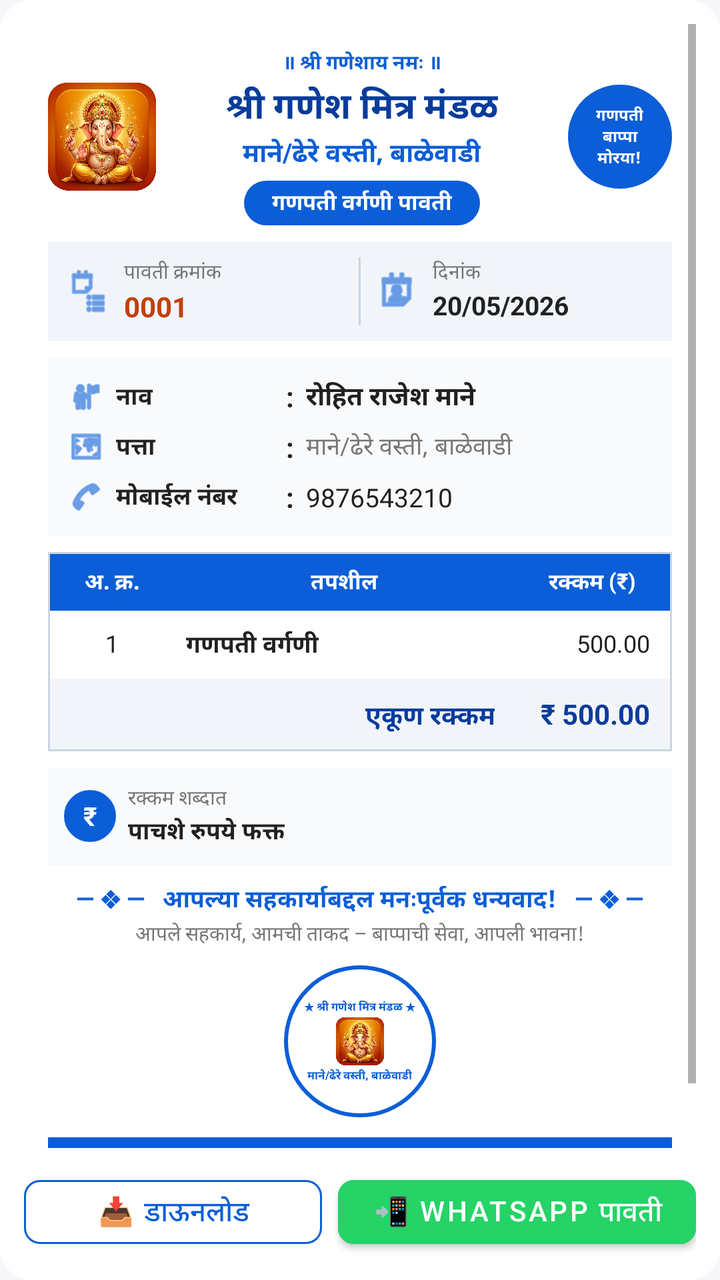
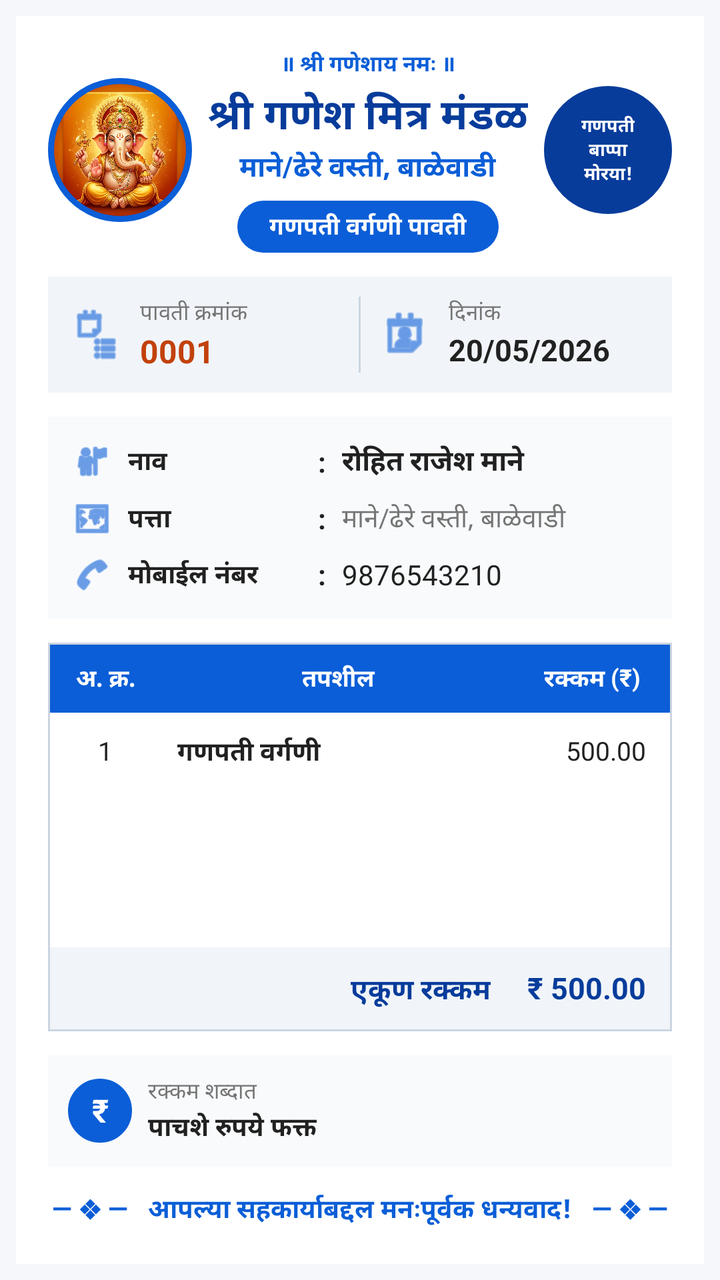

Compare the two renders of this Android layout. The source of the first and the diff that turns it into the second are given below.
<!-- AndroidManifest.xml: application theme Theme.GaneshMitraMandal -->
<!-- res/layout/dialog_receipt.xml -->
<?xml version="1.0" encoding="utf-8"?>
<LinearLayout xmlns:android="http://schemas.android.com/apk/res/android"
    xmlns:app="http://schemas.android.com/apk/res-auto"
    android:layout_width="match_parent"
    android:layout_height="wrap_content"
    android:background="@drawable/card_rounded_bg"
    android:orientation="vertical"
    android:padding="12dp">

    
    <ScrollView
        android:layout_width="match_parent"
        android:layout_height="0dp"
        android:layout_weight="1"
        android:scrollbars="vertical">

        
        <LinearLayout
            android:id="@+id/layoutReceiptCard"
            android:layout_width="match_parent"
            android:layout_height="wrap_content"
            android:background="@color/white"
            android:orientation="vertical"
            android:padding="12dp">

            
            <RelativeLayout
                android:layout_width="match_parent"
                android:layout_height="wrap_content"
                android:layout_marginBottom="8dp">

                
                <ImageView
                    android:id="@+id/ivGanpatiLogo"
                    android:layout_width="54dp"
                    android:layout_height="54dp"
                    android:layout_alignParentStart="true"
                    android:layout_centerVertical="true"
                    android:src="@drawable/app_logo" />

                
                <LinearLayout
                    android:id="@+id/badgeRosette"
                    android:layout_width="52dp"
                    android:layout_height="52dp"
                    android:layout_alignParentEnd="true"
                    android:layout_centerVertical="true"
                    android:background="@drawable/circle_bg"
                    android:backgroundTint="#0B5ED7"
                    android:gravity="center"
                    android:orientation="vertical"
                    android:padding="2dp">

                    <TextView
                        android:layout_width="wrap_content"
                        android:layout_height="wrap_content"
                        android:gravity="center"
                        android:text="गणपती\nबाप्पा\nमोरया!"
                        android:textColor="@color/white"
                        android:textSize="8sp"
                        android:textStyle="bold" />
                </LinearLayout>

                
                <LinearLayout
                    android:layout_width="match_parent"
                    android:layout_height="wrap_content"
                    android:layout_centerVertical="true"
                    android:layout_toStartOf="@id/badgeRosette"
                    android:layout_toEndOf="@id/ivGanpatiLogo"
                    android:gravity="center_horizontal"
                    android:orientation="vertical"
                    android:paddingHorizontal="2dp">

                    <TextView
                        android:layout_width="wrap_content"
                        android:layout_height="wrap_content"
                        android:text="॥ श्री गणेशाय नमः ॥"
                        android:textColor="#0B5ED7"
                        android:textSize="10sp"
                        android:textStyle="bold" />

                    <TextView
                        android:layout_width="wrap_content"
                        android:layout_height="wrap_content"
                        android:layout_marginTop="1dp"
                        android:gravity="center"
                        android:text="श्री गणेश मित्र मंडळ"
                        android:textColor="#083C9B"
                        android:textSize="18sp"
                        android:textStyle="bold" />

                    <TextView
                        android:layout_width="wrap_content"
                        android:layout_height="wrap_content"
                        android:gravity="center"
                        android:text="माने/ढेरे वस्ती, बाळेवाडी"
                        android:textColor="#0B5ED7"
                        android:textSize="13sp"
                        android:textStyle="bold" />

                    
                    <TextView
                        android:id="@+id/tvReceiptTag"
                        android:layout_width="wrap_content"
                        android:layout_height="wrap_content"
                        android:layout_marginTop="4dp"
                        android:background="@drawable/chip_year_selected"
                        android:backgroundTint="#0B5ED7"
                        android:paddingHorizontal="14dp"
                        android:paddingVertical="3dp"
                        android:text="गणपती वर्गणी पावती"
                        android:textColor="@color/white"
                        android:textSize="11sp"
                        android:textStyle="bold" />
                </LinearLayout>
            </RelativeLayout>

            
            <LinearLayout
                android:layout_width="match_parent"
                android:layout_height="wrap_content"
                android:layout_marginBottom="8dp"
                android:background="#F1F5F9"
                android:orientation="horizontal"
                android:padding="8dp">

                
                <LinearLayout
                    android:layout_width="0dp"
                    android:layout_height="wrap_content"
                    android:layout_weight="1"
                    android:gravity="center_vertical"
                    android:orientation="horizontal">

                    <ImageView
                        android:layout_width="24dp"
                        android:layout_height="24dp"
                        android:layout_marginEnd="6dp"
                        android:src="@android:drawable/ic_menu_agenda"
                        app:tint="#0B5ED7" />

                    <LinearLayout
                        android:layout_width="wrap_content"
                        android:layout_height="wrap_content"
                        android:orientation="vertical">

                        <TextView
                            android:layout_width="wrap_content"
                            android:layout_height="wrap_content"
                            android:text="पावती क्रमांक"
                            android:textColor="@color/text_secondary"
                            android:textSize="10sp" />

                        <TextView
                            android:id="@+id/tvReceiptNo"
                            android:layout_width="wrap_content"
                            android:layout_height="wrap_content"
                            android:text="0001"
                            android:textColor="#C2410C"
                            android:textSize="14sp"
                            android:textStyle="bold" />
                    </LinearLayout>
                </LinearLayout>

                <View
                    android:layout_width="1dp"
                    android:layout_height="match_parent"
                    android:layout_marginHorizontal="6dp"
                    android:background="#CBD5E1" />

                
                <LinearLayout
                    android:layout_width="0dp"
                    android:layout_height="wrap_content"
                    android:layout_weight="1"
                    android:gravity="center_vertical"
                    android:orientation="horizontal">

                    <ImageView
                        android:layout_width="24dp"
                        android:layout_height="24dp"
                        android:layout_marginEnd="6dp"
                        android:src="@android:drawable/ic_menu_my_calendar"
                        app:tint="#0B5ED7" />

                    <LinearLayout
                        android:layout_width="wrap_content"
                        android:layout_height="wrap_content"
                        android:orientation="vertical">

                        <TextView
                            android:layout_width="wrap_content"
                            android:layout_height="wrap_content"
                            android:text="दिनांक"
                            android:textColor="@color/text_secondary"
                            android:textSize="10sp" />

                        <TextView
                            android:id="@+id/tvReceiptDate"
                            android:layout_width="wrap_content"
                            android:layout_height="wrap_content"
                            android:text="20/05/2026"
                            android:textColor="@color/text_primary"
                            android:textSize="13sp"
                            android:textStyle="bold" />
                    </LinearLayout>
                </LinearLayout>
            </LinearLayout>

            
            <LinearLayout
                android:layout_width="match_parent"
                android:layout_height="wrap_content"
                android:layout_marginBottom="8dp"
                android:background="#F8FAFC"
                android:orientation="vertical"
                android:padding="10dp">

                
                <LinearLayout
                    android:layout_width="match_parent"
                    android:layout_height="wrap_content"
                    android:layout_marginBottom="6dp"
                    android:gravity="center_vertical"
                    android:orientation="horizontal">

                    <ImageView
                        android:layout_width="18dp"
                        android:layout_height="18dp"
                        android:layout_marginEnd="6dp"
                        android:src="@android:drawable/ic_menu_myplaces"
                        app:tint="#0B5ED7" />

                    <TextView
                        android:layout_width="85dp"
                        android:layout_height="wrap_content"
                        android:text="नाव"
                        android:textColor="@color/text_primary"
                        android:textSize="12sp"
                        android:textStyle="bold" />

                    <TextView
                        android:layout_width="wrap_content"
                        android:layout_height="wrap_content"
                        android:layout_marginEnd="6dp"
                        android:text=":"
                        android:textColor="@color/text_primary"
                        android:textStyle="bold" />

                    <TextView
                        android:id="@+id/tvReceiptName"
                        android:layout_width="match_parent"
                        android:layout_height="wrap_content"
                        android:text="रोहित राजेश माने"
                        android:textColor="@color/text_primary"
                        android:textSize="13sp"
                        android:textStyle="bold" />
                </LinearLayout>

                
                <LinearLayout
                    android:layout_width="match_parent"
                    android:layout_height="wrap_content"
                    android:layout_marginBottom="6dp"
                    android:gravity="center_vertical"
                    android:orientation="horizontal">

                    <ImageView
                        android:layout_width="18dp"
                        android:layout_height="18dp"
                        android:layout_marginEnd="6dp"
                        android:src="@android:drawable/ic_menu_mapmode"
                        app:tint="#0B5ED7" />

                    <TextView
                        android:layout_width="85dp"
                        android:layout_height="wrap_content"
                        android:text="पत्ता"
                        android:textColor="@color/text_primary"
                        android:textSize="12sp"
                        android:textStyle="bold" />

                    <TextView
                        android:layout_width="wrap_content"
                        android:layout_height="wrap_content"
                        android:layout_marginEnd="6dp"
                        android:text=":"
                        android:textColor="@color/text_primary"
                        android:textStyle="bold" />

                    <TextView
                        android:id="@+id/tvReceiptAddress"
                        android:layout_width="match_parent"
                        android:layout_height="wrap_content"
                        android:text="माने/ढेरे वस्ती, बाळेवाडी"
                        android:textColor="@color/text_secondary"
                        android:textSize="12sp" />
                </LinearLayout>

                
                <LinearLayout
                    android:layout_width="match_parent"
                    android:layout_height="wrap_content"
                    android:gravity="center_vertical"
                    android:orientation="horizontal">

                    <ImageView
                        android:layout_width="18dp"
                        android:layout_height="18dp"
                        android:layout_marginEnd="6dp"
                        android:src="@android:drawable/ic_menu_call"
                        app:tint="#0B5ED7" />

                    <TextView
                        android:layout_width="85dp"
                        android:layout_height="wrap_content"
                        android:text="मोबाईल नंबर"
                        android:textColor="@color/text_primary"
                        android:textSize="12sp"
                        android:textStyle="bold" />

                    <TextView
                        android:layout_width="wrap_content"
                        android:layout_height="wrap_content"
                        android:layout_marginEnd="6dp"
                        android:text=":"
                        android:textColor="@color/text_primary"
                        android:textStyle="bold" />

                    <TextView
                        android:id="@+id/tvReceiptPhone"
                        android:layout_width="match_parent"
                        android:layout_height="wrap_content"
                        android:text="9876543210"
                        android:textColor="@color/text_primary"
                        android:textSize="13sp" />
                </LinearLayout>
            </LinearLayout>

            
            <TableLayout
                android:layout_width="match_parent"
                android:layout_height="wrap_content"
                android:layout_marginBottom="8dp"
                android:background="#CBD5E1"
                android:padding="1dp">

                
                <TableRow
                    android:background="#0B5ED7"
                    android:paddingVertical="6dp">

                    <TextView
                        android:layout_width="0dp"
                        android:layout_height="wrap_content"
                        android:layout_weight="0.2"
                        android:gravity="center"
                        android:text="अ. क्र."
                        android:textColor="@color/white"
                        android:textSize="11sp"
                        android:textStyle="bold" />

                    <TextView
                        android:layout_width="0dp"
                        android:layout_height="wrap_content"
                        android:layout_weight="0.55"
                        android:gravity="center"
                        android:text="तपशील"
                        android:textColor="@color/white"
                        android:textSize="11sp"
                        android:textStyle="bold" />

                    <TextView
                        android:layout_width="0dp"
                        android:layout_height="wrap_content"
                        android:layout_weight="0.25"
                        android:gravity="center"
                        android:text="रक्कम (₹)"
                        android:textColor="@color/white"
                        android:textSize="11sp"
                        android:textStyle="bold" />
                </TableRow>

                
                <TableRow
                    android:background="@color/white"
                    android:paddingVertical="8dp">

                    <TextView
                        android:layout_width="0dp"
                        android:layout_height="wrap_content"
                        android:layout_weight="0.2"
                        android:gravity="center"
                        android:text="1"
                        android:textColor="@color/text_primary"
                        android:textSize="12sp" />

                    <TextView
                        android:id="@+id/tvReceiptDetails"
                        android:layout_width="0dp"
                        android:layout_height="wrap_content"
                        android:layout_weight="0.55"
                        android:paddingStart="6dp"
                        android:text="गणपती वर्गणी"
                        android:textColor="@color/text_primary"
                        android:textSize="12sp"
                        android:textStyle="bold" />

                    <TextView
                        android:id="@+id/tvReceiptRowAmount"
                        android:layout_width="0dp"
                        android:layout_height="wrap_content"
                        android:layout_weight="0.25"
                        android:gravity="end"
                        android:paddingEnd="10dp"
                        android:text="500.00"
                        android:textColor="@color/text_primary"
                        android:textSize="12sp" />
                </TableRow>

                
                <TableRow
                    android:background="#F1F5F9"
                    android:paddingVertical="8dp">

                    <TextView
                        android:layout_width="0dp"
                        android:layout_height="wrap_content"
                        android:layout_weight="0.75"
                        android:gravity="end"
                        android:paddingEnd="10dp"
                        android:text="एकूण रक्कम"
                        android:textColor="#083C9B"
                        android:textSize="13sp"
                        android:textStyle="bold" />

                    <TextView
                        android:id="@+id/tvReceiptTotalAmount"
                        android:layout_width="0dp"
                        android:layout_height="wrap_content"
                        android:layout_weight="0.25"
                        android:gravity="end"
                        android:paddingEnd="10dp"
                        android:text="₹ 500.00"
                        android:textColor="#083C9B"
                        android:textSize="14sp"
                        android:textStyle="bold" />
                </TableRow>
            </TableLayout>

            
            <LinearLayout
                android:layout_width="match_parent"
                android:layout_height="wrap_content"
                android:layout_marginBottom="8dp"
                android:background="#F8FAFC"
                android:gravity="center_vertical"
                android:orientation="horizontal"
                android:padding="8dp">

                <TextView
                    android:layout_width="26dp"
                    android:layout_height="26dp"
                    android:layout_marginEnd="6dp"
                    android:background="@drawable/circle_bg"
                    android:backgroundTint="#0B5ED7"
                    android:gravity="center"
                    android:text="₹"
                    android:textColor="@color/white"
                    android:textSize="13sp"
                    android:textStyle="bold" />

                <LinearLayout
                    android:layout_width="match_parent"
                    android:layout_height="wrap_content"
                    android:orientation="vertical">

                    <TextView
                        android:layout_width="wrap_content"
                        android:layout_height="wrap_content"
                        android:text="रक्कम शब्दात"
                        android:textColor="@color/text_secondary"
                        android:textSize="10sp" />

                    <TextView
                        android:id="@+id/tvReceiptAmountInWords"
                        android:layout_width="wrap_content"
                        android:layout_height="wrap_content"
                        android:text="पाचशे रुपये फक्त"
                        android:textColor="@color/text_primary"
                        android:textSize="12sp"
                        android:textStyle="bold" />
                </LinearLayout>
            </LinearLayout>

            
            <LinearLayout
                android:layout_width="match_parent"
                android:layout_height="wrap_content"
                android:gravity="center"
                android:orientation="vertical">

                <TextView
                    android:layout_width="wrap_content"
                    android:layout_height="wrap_content"
                    android:text="— ❖ —   आपल्या सहकार्याबद्दल मनःपूर्वक धन्यवाद!   — ❖ —"
                    android:textColor="#0B5ED7"
                    android:textSize="12sp"
                    android:textStyle="bold" />

                <TextView
                    android:layout_width="wrap_content"
                    android:layout_height="wrap_content"
                    android:layout_marginTop="1dp"
                    android:text="आपले सहकार्य, आमची ताकद – बाप्पाची सेवा, आपली भावना!"
                    android:textColor="@color/text_secondary"
                    android:textSize="10sp" />
            </LinearLayout>

            
            <LinearLayout
                android:layout_width="match_parent"
                android:layout_height="wrap_content"
                android:layout_marginTop="8dp"
                android:layout_marginBottom="4dp"
                android:gravity="center"
                android:orientation="vertical">

                
                <LinearLayout
                    android:layout_width="76dp"
                    android:layout_height="76dp"
                    android:background="@drawable/circle_bg"
                    android:backgroundTint="#0B5ED7"
                    android:gravity="center"
                    android:padding="2dp">

                    <LinearLayout
                        android:layout_width="72dp"
                        android:layout_height="72dp"
                        android:background="@drawable/circle_bg"
                        android:backgroundTint="@color/white"
                        android:gravity="center"
                        android:orientation="vertical">

                        <TextView
                            android:layout_width="wrap_content"
                            android:layout_height="wrap_content"
                            android:text="★ श्री गणेश मित्र मंडळ ★"
                            android:textColor="#0B5ED7"
                            android:textSize="5.5sp"
                            android:textStyle="bold" />

                        <ImageView
                            android:layout_width="24dp"
                            android:layout_height="24dp"
                            android:layout_marginVertical="1dp"
                            android:src="@drawable/app_logo" />

                        <TextView
                            android:layout_width="wrap_content"
                            android:layout_height="wrap_content"
                            android:text="माने/ढेरे वस्ती, बाळेवाडी"
                            android:textColor="#0B5ED7"
                            android:textSize="5.5sp"
                            android:textStyle="bold" />
                    </LinearLayout>
                </LinearLayout>
            </LinearLayout>

            
            <LinearLayout
                android:layout_width="match_parent"
                android:layout_height="wrap_content"
                android:layout_marginTop="6dp"
                android:background="#0B5ED7"
                android:gravity="center"
                android:orientation="horizontal"
                android:paddingVertical="6dp">

                <TextView
                    android:layout_width="wrap_content"
                    android:layout_height="wrap_content"
                    android:text="📍 माने/ढेरे वस्ती, बाळेवाडी"
                    android:textColor="@color/white"
                    android:textSize="10.5sp"
                    android:textStyle="bold" />
            </LinearLayout>

        </LinearLayout>
    </ScrollView>

    
    <LinearLayout
        android:layout_width="match_parent"
        android:layout_height="wrap_content"
        android:layout_marginTop="10dp"
        android:orientation="horizontal">

        
        <com.google.android.material.button.MaterialButton
            android:id="@+id/btnDownloadReceipt"
            style="@style/Widget.MaterialComponents.Button.OutlinedButton"
            android:layout_width="0dp"
            android:layout_height="44dp"
            android:layout_marginEnd="4dp"
            android:layout_weight="1"
            android:text="📥 डाऊनलोड"
            android:textColor="#0B5ED7"
            app:cornerRadius="8dp"
            app:strokeColor="#0B5ED7" />

        
        <com.google.android.material.button.MaterialButton
            android:id="@+id/btnShareReceipt"
            android:layout_width="0dp"
            android:layout_height="44dp"
            android:layout_marginStart="4dp"
            android:layout_weight="1.2"
            android:backgroundTint="#25D366"
            android:text="📲 WhatsApp पावती"
            android:textColor="@color/white"
            app:cornerRadius="8dp" />
    </LinearLayout>

</LinearLayout>
<!-- resources referenced by this layout -->
<resources>
  <color name="text_primary">#212121</color>
  <color name="text_secondary">#757575</color>
  <color name="white">#FFFFFF</color>
  <!-- drawable app_logo: png bitmap (drawable, 798347 bytes) -->
  <!-- drawable card_rounded_bg (drawable) -->
  <?xml version="1.0" encoding="utf-8"?>
  <shape xmlns:android="http://schemas.android.com/apk/res/android">
      <solid android:color="@color/white" />
      <corners android:radius="16dp" />
  </shape>
  <!-- drawable chip_year_selected (drawable) -->
  <?xml version="1.0" encoding="utf-8"?>
  <shape xmlns:android="http://schemas.android.com/apk/res/android">
      <solid android:color="@color/primary_blue" />
      <corners android:radius="20dp" />
  </shape>
  <!-- drawable circle_bg (drawable) -->
  <?xml version="1.0" encoding="utf-8"?>
  <shape xmlns:android="http://schemas.android.com/apk/res/android"
      android:shape="oval">
      <solid android:color="#E3F2FD" />
      <stroke
          android:width="2dp"
          android:color="@color/primary_blue" />
  </shape>
  <style name="Theme.GaneshMitraMandal" parent="Theme.MaterialComponents.Light.NoActionBar">
          <item name="colorPrimary">@color/primary_blue</item>
          <item name="colorPrimaryDark">@color/primary_blue_dark</item>
          <item name="colorAccent">@color/accent_orange</item>
          <item name="android:windowBackground">@color/bg_light</item>
          <item name="android:statusBarColor">@color/primary_blue_dark</item>
      </style>
  <color name="primary_blue">#0D47A1</color>
  <color name="primary_blue_dark">#082F6B</color>
  <color name="accent_orange">#FF6D00</color>
  <color name="bg_light">#F5F7FA</color>
</resources>

<!-- the commit's change to res/layout/dialog_receipt.xml (unified diff, before → after) -->
@@ -3,599 +3,651 @@
     xmlns:app="http://schemas.android.com/apk/res-auto"
     android:layout_width="match_parent"
     android:layout_height="wrap_content"
-    android:background="@drawable/card_rounded_bg"
+    android:background="@android:color/transparent"
     android:orientation="vertical"
-    android:padding="12dp">
+    android:padding="8dp">
 
     
-    <ScrollView
+    <LinearLayout
+        android:id="@+id/layoutReceiptCard"
         android:layout_width="match_parent"
-        android:layout_height="0dp"
-        android:layout_weight="1"
-        android:scrollbars="vertical">
-
-        
-        <LinearLayout
-            android:id="@+id/layoutReceiptCard"
-            android:layout_width="match_parent"
-            android:layout_height="wrap_content"
-            android:background="@color/white"
-            android:orientation="vertical"
-            android:padding="12dp">
-
-            
-            <RelativeLayout
-                android:layout_width="match_parent"
-                android:layout_height="wrap_content"
-                android:layout_marginBottom="8dp">
-
-                
+        android:layout_height="wrap_content"
+        android:background="@color/white"
+        android:elevation="4dp"
+        android:orientation="vertical"
+        android:padding="16dp">
+
+        
+        <RelativeLayout
+            android:layout_width="match_parent"
+            android:layout_height="wrap_content"
+            android:layout_marginBottom="12dp">
+
+            
+            <FrameLayout
+                android:id="@+id/frameGanpati"
+                android:layout_width="72dp"
+                android:layout_height="72dp"
+                android:layout_alignParentStart="true"
+                android:layout_centerVertical="true"
+                android:background="@drawable/circle_bg"
+                android:backgroundTint="#0B5ED7"
+                android:padding="3dp">
+
                 <ImageView
                     android:id="@+id/ivGanpatiLogo"
-                    android:layout_width="54dp"
-                    android:layout_height="54dp"
-                    android:layout_alignParentStart="true"
-                    android:layout_centerVertical="true"
+                    android:layout_width="match_parent"
+                    android:layout_height="match_parent"
+                    android:background="@drawable/circle_bg"
+                    android:clipToOutline="true"
+                    android:scaleType="centerCrop"
                     android:src="@drawable/app_logo" />
+            </FrameLayout>
+
+            
+            <FrameLayout
+                android:id="@+id/badgeRosette"
+                android:layout_width="64dp"
+                android:layout_height="64dp"
+                android:layout_alignParentEnd="true"
+                android:layout_centerVertical="true"
+                android:background="@drawable/circle_bg"
+                android:backgroundTint="#083C9B"
+                android:padding="4dp">
+
+                <TextView
+                    android:layout_width="wrap_content"
+                    android:layout_height="wrap_content"
+                    android:layout_gravity="center"
+                    android:gravity="center"
+                    android:text="गणपती\nबाप्पा\nमोरया!"
+                    android:textColor="@color/white"
+                    android:textSize="9sp"
+                    android:textStyle="bold" />
+            </FrameLayout>
+
+            
+            <LinearLayout
+                android:layout_width="match_parent"
+                android:layout_height="wrap_content"
+                android:layout_centerVertical="true"
+                android:layout_toStartOf="@id/badgeRosette"
+                android:layout_toEndOf="@id/frameGanpati"
+                android:gravity="center_horizontal"
+                android:orientation="vertical"
+                android:paddingHorizontal="4dp">
+
+                <TextView
+                    android:layout_width="wrap_content"
+                    android:layout_height="wrap_content"
+                    android:text="॥ श्री गणेशाय नमः ॥"
+                    android:textColor="#0B5ED7"
+                    android:textSize="11sp"
+                    android:textStyle="bold" />
+
+                <TextView
+                    android:layout_width="wrap_content"
+                    android:layout_height="wrap_content"
+                    android:layout_marginTop="2dp"
+                    android:gravity="center"
+                    android:text="श्री गणेश मित्र मंडळ"
+                    android:textColor="#083C9B"
+                    android:textSize="21sp"
+                    android:textStyle="bold" />
+
+                <TextView
+                    android:layout_width="wrap_content"
+                    android:layout_height="wrap_content"
+                    android:gravity="center"
+                    android:text="माने/ढेरे वस्ती, बाळेवाडी"
+                    android:textColor="#0B5ED7"
+                    android:textSize="14sp"
+                    android:textStyle="bold" />
 
                 
+                <TextView
+                    android:id="@+id/tvReceiptTag"
+                    android:layout_width="wrap_content"
+                    android:layout_height="wrap_content"
+                    android:layout_marginTop="6dp"
+                    android:background="@drawable/chip_year_selected"
+                    android:backgroundTint="#0B5ED7"
+                    android:paddingHorizontal="16dp"
+                    android:paddingVertical="4dp"
+                    android:text="गणपती वर्गणी पावती"
+                    android:textColor="@color/white"
+                    android:textSize="12sp"
+                    android:textStyle="bold" />
+            </LinearLayout>
+        </RelativeLayout>
+
+        
+        <LinearLayout
+            android:layout_width="match_parent"
+            android:layout_height="wrap_content"
+            android:layout_marginBottom="12dp"
+            android:background="#F1F5F9"
+            android:orientation="horizontal"
+            android:padding="10dp">
+
+            
+            <LinearLayout
+                android:layout_width="0dp"
+                android:layout_height="wrap_content"
+                android:layout_weight="1"
+                android:gravity="center_vertical"
+                android:orientation="horizontal">
+
+                <ImageView
+                    android:layout_width="28dp"
+                    android:layout_height="28dp"
+                    android:layout_marginEnd="8dp"
+                    android:src="@android:drawable/ic_menu_agenda"
+                    app:tint="#0B5ED7" />
+
                 <LinearLayout
-                    android:id="@+id/badgeRosette"
-                    android:layout_width="52dp"
-                    android:layout_height="52dp"
-                    android:layout_alignParentEnd="true"
-                    android:layout_centerVertical="true"
-                    android:background="@drawable/circle_bg"
-                    android:backgroundTint="#0B5ED7"
-                    android:gravity="center"
-                    android:orientation="vertical"
-                    android:padding="2dp">
+                    android:layout_width="wrap_content"
+                    android:layout_height="wrap_content"
+                    android:orientation="vertical">
 
                     <TextView
                         android:layout_width="wrap_content"
                         android:layout_height="wrap_content"
-                        android:gravity="center"
-                        android:text="गणपती\nबाप्पा\nमोरया!"
-                        android:textColor="@color/white"
-                        android:textSize="8sp"
+                        android:text="पावती क्रमांक"
+                        android:textColor="@color/text_secondary"
+                        android:textSize="11sp" />
+
+                    <TextView
+                        android:id="@+id/tvReceiptNo"
+                        android:layout_width="wrap_content"
+                        android:layout_height="wrap_content"
+                        android:text="0001"
+                        android:textColor="#C2410C"
+                        android:textSize="16sp"
                         android:textStyle="bold" />
                 </LinearLayout>
-
-                
+            </LinearLayout>
+
+            <View
+                android:layout_width="1dp"
+                android:layout_height="match_parent"
+                android:layout_marginHorizontal="8dp"
+                android:background="#CBD5E1" />
+
+            
+            <LinearLayout
+                android:layout_width="0dp"
+                android:layout_height="wrap_content"
+                android:layout_weight="1"
+                android:gravity="center_vertical"
+                android:orientation="horizontal">
+
+                <ImageView
+                    android:layout_width="28dp"
+                    android:layout_height="28dp"
+                    android:layout_marginEnd="8dp"
+                    android:src="@android:drawable/ic_menu_my_calendar"
+                    app:tint="#0B5ED7" />
+
                 <LinearLayout
-                    android:layout_width="match_parent"
-                    android:layout_height="wrap_content"
-                    android:layout_centerVertical="true"
-                    android:layout_toStartOf="@id/badgeRosette"
-                    android:layout_toEndOf="@id/ivGanpatiLogo"
-                    android:gravity="center_horizontal"
-                    android:orientation="vertical"
-                    android:paddingHorizontal="2dp">
+                    android:layout_width="wrap_content"
+                    android:layout_height="wrap_content"
+                    android:orientation="vertical">
 
                     <TextView
                         android:layout_width="wrap_content"
                         android:layout_height="wrap_content"
-                        android:text="॥ श्री गणेशाय नमः ॥"
-                        android:textColor="#0B5ED7"
-                        android:textSize="10sp"
+                        android:text="दिनांक"
+                        android:textColor="@color/text_secondary"
+                        android:textSize="11sp" />
+
+                    <TextView
+                        android:id="@+id/tvReceiptDate"
+                        android:layout_width="wrap_content"
+                        android:layout_height="wrap_content"
+                        android:text="20/05/2026"
+                        android:textColor="@color/text_primary"
+                        android:textSize="15sp"
                         android:textStyle="bold" />
+                </LinearLayout>
+            </LinearLayout>
+        </LinearLayout>
+
+        
+        <LinearLayout
+            android:layout_width="match_parent"
+            android:layout_height="wrap_content"
+            android:layout_marginBottom="12dp"
+            android:background="#F8FAFC"
+            android:orientation="vertical"
+            android:padding="12dp">
+
+            
+            <LinearLayout
+                android:layout_width="match_parent"
+                android:layout_height="wrap_content"
+                android:layout_marginBottom="8dp"
+                android:gravity="center_vertical"
+                android:orientation="horizontal">
+
+                <ImageView
+                    android:layout_width="20dp"
+                    android:layout_height="20dp"
+                    android:layout_marginEnd="8dp"
+                    android:src="@android:drawable/ic_menu_myplaces"
+                    app:tint="#0B5ED7" />
+
+                <TextView
+                    android:layout_width="95dp"
+                    android:layout_height="wrap_content"
+                    android:text="नाव"
+                    android:textColor="@color/text_primary"
+                    android:textSize="13sp"
+                    android:textStyle="bold" />
+
+                <TextView
+                    android:layout_width="wrap_content"
+                    android:layout_height="wrap_content"
+                    android:layout_marginEnd="8dp"
+                    android:text=":"
+                    android:textColor="@color/text_primary"
+                    android:textStyle="bold" />
+
+                <TextView
+                    android:id="@+id/tvReceiptName"
+                    android:layout_width="match_parent"
+                    android:layout_height="wrap_content"
+                    android:text="रोहित राजेश माने"
+                    android:textColor="@color/text_primary"
+                    android:textSize="14sp"
+                    android:textStyle="bold" />
+            </LinearLayout>
+
+            
+            <LinearLayout
+                android:layout_width="match_parent"
+                android:layout_height="wrap_content"
+                android:layout_marginBottom="8dp"
+                android:gravity="center_vertical"
+                android:orientation="horizontal">
+
+                <ImageView
+                    android:layout_width="20dp"
+                    android:layout_height="20dp"
+                    android:layout_marginEnd="8dp"
+                    android:src="@android:drawable/ic_menu_mapmode"
+                    app:tint="#0B5ED7" />
+
+                <TextView
+                    android:layout_width="95dp"
+                    android:layout_height="wrap_content"
+                    android:text="पत्ता"
+                    android:textColor="@color/text_primary"
+                    android:textSize="13sp"
+                    android:textStyle="bold" />
+
+                <TextView
+                    android:layout_width="wrap_content"
+                    android:layout_height="wrap_content"
+                    android:layout_marginEnd="8dp"
+                    android:text=":"
+                    android:textColor="@color/text_primary"
+                    android:textStyle="bold" />
+
+                <TextView
+                    android:id="@+id/tvReceiptAddress"
+                    android:layout_width="match_parent"
+                    android:layout_height="wrap_content"
+                    android:text="माने/ढेरे वस्ती, बाळेवाडी"
+                    android:textColor="@color/text_secondary"
+                    android:textSize="13sp" />
+            </LinearLayout>
+
+            
+            <LinearLayout
+                android:layout_width="match_parent"
+                android:layout_height="wrap_content"
+                android:gravity="center_vertical"
+                android:orientation="horizontal">
+
+                <ImageView
+                    android:layout_width="20dp"
+                    android:layout_height="20dp"
+                    android:layout_marginEnd="8dp"
+                    android:src="@android:drawable/ic_menu_call"
+                    app:tint="#0B5ED7" />
+
+                <TextView
+                    android:layout_width="95dp"
+                    android:layout_height="wrap_content"
+                    android:text="मोबाईल नंबर"
+                    android:textColor="@color/text_primary"
+                    android:textSize="13sp"
+                    android:textStyle="bold" />
+
+                <TextView
+                    android:layout_width="wrap_content"
+                    android:layout_height="wrap_content"
+                    android:layout_marginEnd="8dp"
+                    android:text=":"
+                    android:textColor="@color/text_primary"
+                    android:textStyle="bold" />
+
+                <TextView
+                    android:id="@+id/tvReceiptPhone"
+                    android:layout_width="match_parent"
+                    android:layout_height="wrap_content"
+                    android:text="9876543210"
+                    android:textColor="@color/text_primary"
+                    android:textSize="14sp" />
+            </LinearLayout>
+        </LinearLayout>
+
+        
+        <TableLayout
+            android:layout_width="match_parent"
+            android:layout_height="wrap_content"
+            android:layout_marginBottom="12dp"
+            android:background="#CBD5E1"
+            android:padding="1dp">
+
+            
+            <TableRow
+                android:background="#0B5ED7"
+                android:paddingVertical="8dp">
+
+                <TextView
+                    android:layout_width="0dp"
+                    android:layout_height="wrap_content"
+                    android:layout_weight="0.18"
+                    android:gravity="center"
+                    android:text="अ. क्र."
+                    android:textColor="@color/white"
+                    android:textSize="12sp"
+                    android:textStyle="bold" />
+
+                <TextView
+                    android:layout_width="0dp"
+                    android:layout_height="wrap_content"
+                    android:layout_weight="0.57"
+                    android:gravity="center"
+                    android:text="तपशील"
+                    android:textColor="@color/white"
+                    android:textSize="12sp"
+                    android:textStyle="bold" />
+
+                <TextView
+                    android:layout_width="0dp"
+                    android:layout_height="wrap_content"
+                    android:layout_weight="0.25"
+                    android:gravity="center"
+                    android:text="रक्कम (₹)"
+                    android:textColor="@color/white"
+                    android:textSize="12sp"
+                    android:textStyle="bold" />
+            </TableRow>
+
+            
+            <TableRow
+                android:background="@color/white"
+                android:paddingVertical="10dp">
+
+                <TextView
+                    android:layout_width="0dp"
+                    android:layout_height="wrap_content"
+                    android:layout_weight="0.18"
+                    android:gravity="center"
+                    android:text="1"
+                    android:textColor="@color/text_primary"
+                    android:textSize="13sp" />
+
+                <TextView
+                    android:id="@+id/tvReceiptDetails"
+                    android:layout_width="0dp"
+                    android:layout_height="wrap_content"
+                    android:layout_weight="0.57"
+                    android:paddingStart="8dp"
+                    android:text="गणपती वर्गणी"
+                    android:textColor="@color/text_primary"
+                    android:textSize="13sp"
+                    android:textStyle="bold" />
+
+                <TextView
+                    android:id="@+id/tvReceiptRowAmount"
+                    android:layout_width="0dp"
+                    android:layout_height="wrap_content"
+                    android:layout_weight="0.25"
+                    android:gravity="end"
+                    android:paddingEnd="12dp"
+                    android:text="500.00"
+                    android:textColor="@color/text_primary"
+                    android:textSize="13sp" />
+            </TableRow>
+
+            
+            <TableRow
+                android:background="@color/white"
+                android:paddingVertical="10dp">
+
+                <TextView
+                    android:layout_width="0dp"
+                    android:layout_height="wrap_content"
+                    android:layout_weight="0.18"
+                    android:text="" />
+
+                <TextView
+                    android:layout_width="0dp"
+                    android:layout_height="wrap_content"
+                    android:layout_weight="0.57"
+                    android:text="" />
+
+                <TextView
+                    android:layout_width="0dp"
+                    android:layout_height="wrap_content"
+                    android:layout_weight="0.25"
+                    android:text="" />
+            </TableRow>
+
+            
+            <TableRow
+                android:background="@color/white"
+                android:paddingVertical="10dp">
+
+                <TextView
+                    android:layout_width="0dp"
+                    android:layout_height="wrap_content"
+                    android:layout_weight="0.18"
+                    android:text="" />
+
+                <TextView
+                    android:layout_width="0dp"
+                    android:layout_height="wrap_content"
+                    android:layout_weight="0.57"
+                    android:text="" />
+
+                <TextView
+                    android:layout_width="0dp"
+                    android:layout_height="wrap_content"
+                    android:layout_weight="0.25"
+                    android:text="" />
+            </TableRow>
+
+            
+            <TableRow
+                android:background="#F1F5F9"
+                android:paddingVertical="10dp">
+
+                <TextView
+                    android:layout_width="0dp"
+                    android:layout_height="wrap_content"
+                    android:layout_weight="0.75"
+                    android:gravity="end"
+                    android:paddingEnd="12dp"
+                    android:text="एकूण रक्कम"
+                    android:textColor="#083C9B"
+                    android:textSize="14sp"
+                    android:textStyle="bold" />
+
+                <TextView
+                    android:id="@+id/tvReceiptTotalAmount"
+                    android:layout_width="0dp"
+                    android:layout_height="wrap_content"
+                    android:layout_weight="0.25"
+                    android:gravity="end"
+                    android:paddingEnd="12dp"
+                    android:text="₹ 500.00"
+                    android:textColor="#083C9B"
+                    android:textSize="15sp"
+                    android:textStyle="bold" />
+            </TableRow>
+        </TableLayout>
+
+        
+        <LinearLayout
+            android:layout_width="match_parent"
+            android:layout_height="wrap_content"
+            android:layout_marginBottom="12dp"
+            android:background="#F8FAFC"
+            android:gravity="center_vertical"
+            android:orientation="horizontal"
+            android:padding="10dp">
+
+            <TextView
+                android:layout_width="32dp"
+                android:layout_height="32dp"
+                android:layout_marginEnd="8dp"
+                android:background="@drawable/circle_bg"
+                android:backgroundTint="#0B5ED7"
+                android:gravity="center"
+                android:text="₹"
+                android:textColor="@color/white"
+                android:textSize="16sp"
+                android:textStyle="bold" />
+
+            <LinearLayout
+                android:layout_width="match_parent"
+                android:layout_height="wrap_content"
+                android:orientation="vertical">
+
+                <TextView
+                    android:layout_width="wrap_content"
+                    android:layout_height="wrap_content"
+                    android:text="रक्कम शब्दात"
+                    android:textColor="@color/text_secondary"
+                    android:textSize="11sp" />
+
+                <TextView
+                    android:id="@+id/tvReceiptAmountInWords"
+                    android:layout_width="wrap_content"
+                    android:layout_height="wrap_content"
+                    android:text="पाचशे रुपये फक्त"
+                    android:textColor="@color/text_primary"
+                    android:textSize="13sp"
+                    android:textStyle="bold" />
+            </LinearLayout>
+        </LinearLayout>
+
+        
+        <LinearLayout
+            android:layout_width="match_parent"
+            android:layout_height="wrap_content"
+            android:gravity="center"
+            android:orientation="vertical">
+
+            <TextView
+                android:layout_width="wrap_content"
+                android:layout_height="wrap_content"
+                android:text="— ❖ —   आपल्या सहकार्याबद्दल मनःपूर्वक धन्यवाद!   — ❖ —"
+                android:textColor="#0B5ED7"
+                android:textSize="13sp"
+                android:textStyle="bold" />
+
+            <TextView
+                android:layout_width="wrap_content"
+                android:layout_height="wrap_content"
+                android:layout_marginTop="2dp"
+                android:text="आपले सहकार्य, आमची ताकद – बाप्पाची सेवा, आपली भावना!"
+                android:textColor="@color/text_secondary"
+                android:textSize="11sp" />
+        </LinearLayout>
+
+        
+        <LinearLayout
+            android:layout_width="match_parent"
+            android:layout_height="wrap_content"
+            android:layout_marginTop="12dp"
+            android:layout_marginBottom="6dp"
+            android:gravity="center"
+            android:orientation="vertical">
+
+            
+            <LinearLayout
+                android:layout_width="84dp"
+                android:layout_height="84dp"
+                android:background="@drawable/circle_bg"
+                android:backgroundTint="#0B5ED7"
+                android:gravity="center"
+                android:padding="2dp">
+
+                <LinearLayout
+                    android:layout_width="80dp"
+                    android:layout_height="80dp"
+                    android:background="@drawable/circle_bg"
+                    android:backgroundTint="@color/white"
+                    android:gravity="center"
+                    android:orientation="vertical">
 
                     <TextView
                         android:layout_width="wrap_content"
                         android:layout_height="wrap_content"
-                        android:layout_marginTop="1dp"
-                        android:gravity="center"
-                        android:text="श्री गणेश मित्र मंडळ"
-                        android:textColor="#083C9B"
-                        android:textSize="18sp"
+                        android:text="★ श्री गणेश मित्र मंडळ ★"
+                        android:textColor="#0B5ED7"
+                        android:textSize="6sp"
                         android:textStyle="bold" />
+
+                    <ImageView
+                        android:layout_width="26dp"
+                        android:layout_height="26dp"
+                        android:layout_marginVertical="1dp"
+                        android:src="@drawable/app_logo" />
 
                     <TextView
                         android:layout_width="wrap_content"
                         android:layout_height="wrap_content"
-                        android:gravity="center"
                         android:text="माने/ढेरे वस्ती, बाळेवाडी"
                         android:textColor="#0B5ED7"
-                        android:textSize="13sp"
-                        android:textStyle="bold" />
-
-                    
-                    <TextView
-                        android:id="@+id/tvReceiptTag"
-                        android:layout_width="wrap_content"
-                        android:layout_height="wrap_content"
-                        android:layout_marginTop="4dp"
-                        android:background="@drawable/chip_year_selected"
-                        android:backgroundTint="#0B5ED7"
-                        android:paddingHorizontal="14dp"
-                        android:paddingVertical="3dp"
-                        android:text="गणपती वर्गणी पावती"
-                        android:textColor="@color/white"
-                        android:textSize="11sp"
+                        android:textSize="6sp"
                         android:textStyle="bold" />
                 </LinearLayout>
-            </RelativeLayout>
-
-            
-            <LinearLayout
-                android:layout_width="match_parent"
-                android:layout_height="wrap_content"
-                android:layout_marginBottom="8dp"
-                android:background="#F1F5F9"
-                android:orientation="horizontal"
-                android:padding="8dp">
-
-                
-                <LinearLayout
-                    android:layout_width="0dp"
-                    android:layout_height="wrap_content"
-                    android:layout_weight="1"
-                    android:gravity="center_vertical"
-                    android:orientation="horizontal">
-
-                    <ImageView
-                        android:layout_width="24dp"
-                        android:layout_height="24dp"
-                        android:layout_marginEnd="6dp"
-                        android:src="@android:drawable/ic_menu_agenda"
-                        app:tint="#0B5ED7" />
-
-                    <LinearLayout
-                        android:layout_width="wrap_content"
-                        android:layout_height="wrap_content"
-                        android:orientation="vertical">
-
-                        <TextView
-                            android:layout_width="wrap_content"
-                            android:layout_height="wrap_content"
-                            android:text="पावती क्रमांक"
-                            android:textColor="@color/text_secondary"
-                            android:textSize="10sp" />
-
-                        <TextView
-                            android:id="@+id/tvReceiptNo"
-                            android:layout_width="wrap_content"
-                            android:layout_height="wrap_content"
-                            android:text="0001"
-                            android:textColor="#C2410C"
-                            android:textSize="14sp"
-                            android:textStyle="bold" />
-                    </LinearLayout>
-                </LinearLayout>
-
-                <View
-                    android:layout_width="1dp"
-                    android:layout_height="match_parent"
-                    android:layout_marginHorizontal="6dp"
-                    android:background="#CBD5E1" />
-
-                
-                <LinearLayout
-                    android:layout_width="0dp"
-                    android:layout_height="wrap_content"
-                    android:layout_weight="1"
-                    android:gravity="center_vertical"
-                    android:orientation="horizontal">
-
-                    <ImageView
-                        android:layout_width="24dp"
-                        android:layout_height="24dp"
-                        android:layout_marginEnd="6dp"
-                        android:src="@android:drawable/ic_menu_my_calendar"
-                        app:tint="#0B5ED7" />
-
-                    <LinearLayout
-                        android:layout_width="wrap_content"
-                        android:layout_height="wrap_content"
-                        android:orientation="vertical">
-
-                        <TextView
-                            android:layout_width="wrap_content"
-                            android:layout_height="wrap_content"
-                            android:text="दिनांक"
-                            android:textColor="@color/text_secondary"
-                            android:textSize="10sp" />
-
-                        <TextView
-                            android:id="@+id/tvReceiptDate"
-                            android:layout_width="wrap_content"
-                            android:layout_height="wrap_content"
-                            android:text="20/05/2026"
-                            android:textColor="@color/text_primary"
-                            android:textSize="13sp"
-                            android:textStyle="bold" />
-                    </LinearLayout>
-                </LinearLayout>
-            </LinearLayout>
-
-            
-            <LinearLayout
-                android:layout_width="match_parent"
-                android:layout_height="wrap_content"
-                android:layout_marginBottom="8dp"
-                android:background="#F8FAFC"
-                android:orientation="vertical"
-                android:padding="10dp">
-
-                
-                <LinearLayout
-                    android:layout_width="match_parent"
-                    android:layout_height="wrap_content"
-                    android:layout_marginBottom="6dp"
-                    android:gravity="center_vertical"
-                    android:orientation="horizontal">
-
-                    <ImageView
-                        android:layout_width="18dp"
-                        android:layout_height="18dp"
-                        android:layout_marginEnd="6dp"
-                        android:src="@android:drawable/ic_menu_myplaces"
-                        app:tint="#0B5ED7" />
-
-                    <TextView
-                        android:layout_width="85dp"
-                        android:layout_height="wrap_content"
-                        android:text="नाव"
-                        android:textColor="@color/text_primary"
-                        android:textSize="12sp"
-                        android:textStyle="bold" />
-
-                    <TextView
-                        android:layout_width="wrap_content"
-                        android:layout_height="wrap_content"
-                        android:layout_marginEnd="6dp"
-                        android:text=":"
-                        android:textColor="@color/text_primary"
-                        android:textStyle="bold" />
-
-                    <TextView
-                        android:id="@+id/tvReceiptName"
-                        android:layout_width="match_parent"
-                        android:layout_height="wrap_content"
-                        android:text="रोहित राजेश माने"
-                        android:textColor="@color/text_primary"
-                        android:textSize="13sp"
-                        android:textStyle="bold" />
-                </LinearLayout>
-
-                
-                <LinearLayout
-                    android:layout_width="match_parent"
-                    android:layout_height="wrap_content"
-                    android:layout_marginBottom="6dp"
-                    android:gravity="center_vertical"
-                    android:orientation="horizontal">
-
-                    <ImageView
-                        android:layout_width="18dp"
-                        android:layout_height="18dp"
-                        android:layout_marginEnd="6dp"
-                        android:src="@android:drawable/ic_menu_mapmode"
-                        app:tint="#0B5ED7" />
-
-                    <TextView
-                        android:layout_width="85dp"
-                        android:layout_height="wrap_content"
-                        android:text="पत्ता"
-                        android:textColor="@color/text_primary"
-                        android:textSize="12sp"
-                        android:textStyle="bold" />
-
-                    <TextView
-                        android:layout_width="wrap_content"
-                        android:layout_height="wrap_content"
-                        android:layout_marginEnd="6dp"
-                        android:text=":"
-                        android:textColor="@color/text_primary"
-                        android:textStyle="bold" />
-
-                    <TextView
-                        android:id="@+id/tvReceiptAddress"
-                        android:layout_width="match_parent"
-                        android:layout_height="wrap_content"
-                        android:text="माने/ढेरे वस्ती, बाळेवाडी"
-                        android:textColor="@color/text_secondary"
-                        android:textSize="12sp" />
-                </LinearLayout>
-
-                
-                <LinearLayout
-                    android:layout_width="match_parent"
-                    android:layout_height="wrap_content"
-                    android:gravity="center_vertical"
-                    android:orientation="horizontal">
-
-                    <ImageView
-                        android:layout_width="18dp"
-                        android:layout_height="18dp"
-                        android:layout_marginEnd="6dp"
-                        android:src="@android:drawable/ic_menu_call"
-                        app:tint="#0B5ED7" />
-
-                    <TextView
-                        android:layout_width="85dp"
-                        android:layout_height="wrap_content"
-                        android:text="मोबाईल नंबर"
-                        android:textColor="@color/text_primary"
-                        android:textSize="12sp"
-                        android:textStyle="bold" />
-
-                    <TextView
-                        android:layout_width="wrap_content"
-                        android:layout_height="wrap_content"
-                        android:layout_marginEnd="6dp"
-                        android:text=":"
-                        android:textColor="@color/text_primary"
-                        android:textStyle="bold" />
-
-                    <TextView
-                        android:id="@+id/tvReceiptPhone"
-                        android:layout_width="match_parent"
-                        android:layout_height="wrap_content"
-                        android:text="9876543210"
-                        android:textColor="@color/text_primary"
-                        android:textSize="13sp" />
-                </LinearLayout>
-            </LinearLayout>
-
-            
-            <TableLayout
-                android:layout_width="match_parent"
-                android:layout_height="wrap_content"
-                android:layout_marginBottom="8dp"
-                android:background="#CBD5E1"
-                android:padding="1dp">
-
-                
-                <TableRow
-                    android:background="#0B5ED7"
-                    android:paddingVertical="6dp">
-
-                    <TextView
-                        android:layout_width="0dp"
-                        android:layout_height="wrap_content"
-                        android:layout_weight="0.2"
-                        android:gravity="center"
-                        android:text="अ. क्र."
-                        android:textColor="@color/white"
-                        android:textSize="11sp"
-                        android:textStyle="bold" />
-
-                    <TextView
-                        android:layout_width="0dp"
-                        android:layout_height="wrap_content"
-                        android:layout_weight="0.55"
-                        android:gravity="center"
-                        android:text="तपशील"
-                        android:textColor="@color/white"
-                        android:textSize="11sp"
-                        android:textStyle="bold" />
-
-                    <TextView
-                        android:layout_width="0dp"
-                        android:layout_height="wrap_content"
-                        android:layout_weight="0.25"
-                        android:gravity="center"
-                        android:text="रक्कम (₹)"
-                        android:textColor="@color/white"
-                        android:textSize="11sp"
-                        android:textStyle="bold" />
-                </TableRow>
-
-                
-                <TableRow
-                    android:background="@color/white"
-                    android:paddingVertical="8dp">
-
-                    <TextView
-                        android:layout_width="0dp"
-                        android:layout_height="wrap_content"
-                        android:layout_weight="0.2"
-                        android:gravity="center"
-                        android:text="1"
-                        android:textColor="@color/text_primary"
-                        android:textSize="12sp" />
-
-                    <TextView
-                        android:id="@+id/tvReceiptDetails"
-                        android:layout_width="0dp"
-                        android:layout_height="wrap_content"
-                        android:layout_weight="0.55"
-                        android:paddingStart="6dp"
-                        android:text="गणपती वर्गणी"
-                        android:textColor="@color/text_primary"
-                        android:textSize="12sp"
-                        android:textStyle="bold" />
-
-                    <TextView
-                        android:id="@+id/tvReceiptRowAmount"
-                        android:layout_width="0dp"
-                        android:layout_height="wrap_content"
-                        android:layout_weight="0.25"
-                        android:gravity="end"
-                        android:paddingEnd="10dp"
-                        android:text="500.00"
-                        android:textColor="@color/text_primary"
-                        android:textSize="12sp" />
-                </TableRow>
-
-                
-                <TableRow
-                    android:background="#F1F5F9"
-                    android:paddingVertical="8dp">
-
-                    <TextView
-                        android:layout_width="0dp"
-                        android:layout_height="wrap_content"
-                        android:layout_weight="0.75"
-                        android:gravity="end"
-                        android:paddingEnd="10dp"
-                        android:text="एकूण रक्कम"
-                        android:textColor="#083C9B"
-                        android:textSize="13sp"
-                        android:textStyle="bold" />
-
-                    <TextView
-                        android:id="@+id/tvReceiptTotalAmount"
-                        android:layout_width="0dp"
-                        android:layout_height="wrap_content"
-                        android:layout_weight="0.25"
-                        android:gravity="end"
-                        android:paddingEnd="10dp"
-                        android:text="₹ 500.00"
-                        android:textColor="#083C9B"
-                        android:textSize="14sp"
-                        android:textStyle="bold" />
-                </TableRow>
-            </TableLayout>
-
-            
-            <LinearLayout
-                android:layout_width="match_parent"
-                android:layout_height="wrap_content"
-                android:layout_marginBottom="8dp"
-                android:background="#F8FAFC"
-                android:gravity="center_vertical"
-                android:orientation="horizontal"
-                android:padding="8dp">
-
-                <TextView
-                    android:layout_width="26dp"
-                    android:layout_height="26dp"
-                    android:layout_marginEnd="6dp"
-                    android:background="@drawable/circle_bg"
-                    android:backgroundTint="#0B5ED7"
-                    android:gravity="center"
-                    android:text="₹"
-                    android:textColor="@color/white"
-                    android:textSize="13sp"
-                    android:textStyle="bold" />
-
-                <LinearLayout
-                    android:layout_width="match_parent"
-                    android:layout_height="wrap_content"
-                    android:orientation="vertical">
-
-                    <TextView
-                        android:layout_width="wrap_content"
-                        android:layout_height="wrap_content"
-                        android:text="रक्कम शब्दात"
-                        android:textColor="@color/text_secondary"
-                        android:textSize="10sp" />
-
-                    <TextView
-                        android:id="@+id/tvReceiptAmountInWords"
-                        android:layout_width="wrap_content"
-                        android:layout_height="wrap_content"
-                        android:text="पाचशे रुपये फक्त"
-                        android:textColor="@color/text_primary"
-                        android:textSize="12sp"
-                        android:textStyle="bold" />
-                </LinearLayout>
-            </LinearLayout>
-
-            
-            <LinearLayout
-                android:layout_width="match_parent"
-                android:layout_height="wrap_content"
-                android:gravity="center"
-                android:orientation="vertical">
-
-                <TextView
-                    android:layout_width="wrap_content"
-                    android:layout_height="wrap_content"
-                    android:text="— ❖ —   आपल्या सहकार्याबद्दल मनःपूर्वक धन्यवाद!   — ❖ —"
-                    android:textColor="#0B5ED7"
-                    android:textSize="12sp"
-                    android:textStyle="bold" />
-
-                <TextView
-                    android:layout_width="wrap_content"
-                    android:layout_height="wrap_content"
-                    android:layout_marginTop="1dp"
-                    android:text="आपले सहकार्य, आमची ताकद – बाप्पाची सेवा, आपली भावना!"
-                    android:textColor="@color/text_secondary"
-                    android:textSize="10sp" />
-            </LinearLayout>
-
-            
-            <LinearLayout
-                android:layout_width="match_parent"
-                android:layout_height="wrap_content"
-                android:layout_marginTop="8dp"
-                android:layout_marginBottom="4dp"
-                android:gravity="center"
-                android:orientation="vertical">
-
-                
-                <LinearLayout
-                    android:layout_width="76dp"
-                    android:layout_height="76dp"
-                    android:background="@drawable/circle_bg"
-                    android:backgroundTint="#0B5ED7"
-                    android:gravity="center"
-                    android:padding="2dp">
-
-                    <LinearLayout
-                        android:layout_width="72dp"
-                        android:layout_height="72dp"
-                        android:background="@drawable/circle_bg"
-                        android:backgroundTint="@color/white"
-                        android:gravity="center"
-                        android:orientation="vertical">
-
-                        <TextView
-                            android:layout_width="wrap_content"
-                            android:layout_height="wrap_content"
-                            android:text="★ श्री गणेश मित्र मंडळ ★"
-                            android:textColor="#0B5ED7"
-                            android:textSize="5.5sp"
-                            android:textStyle="bold" />
-
-                        <ImageView
-                            android:layout_width="24dp"
-                            android:layout_height="24dp"
-                            android:layout_marginVertical="1dp"
-                            android:src="@drawable/app_logo" />
-
-                        <TextView
-                            android:layout_width="wrap_content"
-                            android:layout_height="wrap_content"
-                            android:text="माने/ढेरे वस्ती, बाळेवाडी"
-                            android:textColor="#0B5ED7"
-                            android:textSize="5.5sp"
-                            android:textStyle="bold" />
-                    </LinearLayout>
-                </LinearLayout>
-            </LinearLayout>
-
-            
-            <LinearLayout
-                android:layout_width="match_parent"
-                android:layout_height="wrap_content"
-                android:layout_marginTop="6dp"
-                android:background="#0B5ED7"
-                android:gravity="center"
-                android:orientation="horizontal"
-                android:paddingVertical="6dp">
-
-                <TextView
-                    android:layout_width="wrap_content"
-                    android:layout_height="wrap_content"
-                    android:text="📍 माने/ढेरे वस्ती, बाळेवाडी"
-                    android:textColor="@color/white"
-                    android:textSize="10.5sp"
-                    android:textStyle="bold" />
-            </LinearLayout>
-
+            </LinearLayout>
         </LinearLayout>
-    </ScrollView>
+
+        
+        <LinearLayout
+            android:layout_width="match_parent"
+            android:layout_height="wrap_content"
+            android:layout_marginTop="8dp"
+            android:background="#0B5ED7"
+            android:gravity="center"
+            android:orientation="horizontal"
+            android:paddingVertical="8dp">
+
+            <TextView
+                android:layout_width="wrap_content"
+                android:layout_height="wrap_content"
+                android:text="📍 माने/ढेरे वस्ती, बाळेवाडी"
+                android:textColor="@color/white"
+                android:textSize="11sp"
+                android:textStyle="bold" />
+        </LinearLayout>
+
+    </LinearLayout>
 
     
     <LinearLayout
         android:layout_width="match_parent"
         android:layout_height="wrap_content"
-        android:layout_marginTop="10dp"
+        android:layout_marginTop="12dp"
         android:orientation="horizontal">
 
         
@@ -603,25 +655,25 @@
             android:id="@+id/btnDownloadReceipt"
             style="@style/Widget.MaterialComponents.Button.OutlinedButton"
             android:layout_width="0dp"
-            android:layout_height="44dp"
-            android:layout_marginEnd="4dp"
+            android:layout_height="48dp"
+            android:layout_marginEnd="6dp"
             android:layout_weight="1"
             android:text="📥 डाऊनलोड"
             android:textColor="#0B5ED7"
-            app:cornerRadius="8dp"
+            app:cornerRadius="10dp"
             app:strokeColor="#0B5ED7" />
 
         
         <com.google.android.material.button.MaterialButton
             android:id="@+id/btnShareReceipt"
             android:layout_width="0dp"
-            android:layout_height="44dp"
-            android:layout_marginStart="4dp"
+            android:layout_height="48dp"
+            android:layout_marginStart="6dp"
             android:layout_weight="1.2"
             android:backgroundTint="#25D366"
             android:text="📲 WhatsApp पावती"
             android:textColor="@color/white"
-            app:cornerRadius="8dp" />
+            app:cornerRadius="10dp" />
     </LinearLayout>
 
 </LinearLayout>
<!-- resource entries referenced after the edit -->
@@ -4,12 +4,6 @@
   <color name="text_secondary">#757575</color>
   <color name="white">#FFFFFF</color>
   <!-- drawable app_logo: png bitmap (drawable, 798347 bytes) -->
-  <!-- drawable card_rounded_bg (drawable) -->
-  <?xml version="1.0" encoding="utf-8"?>
-  <shape xmlns:android="http://schemas.android.com/apk/res/android">
-      <solid android:color="@color/white" />
-      <corners android:radius="16dp" />
-  </shape>
   <!-- drawable chip_year_selected (drawable) -->
   <?xml version="1.0" encoding="utf-8"?>
   <shape xmlns:android="http://schemas.android.com/apk/res/android">
